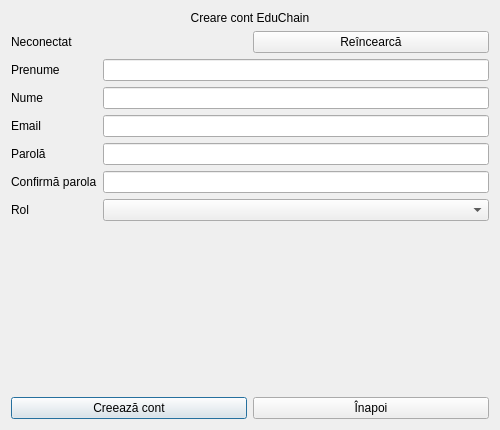
Old version of the form gui/RegisterWindow.ui in the repository Cozmin-crypto/EduChainProject.
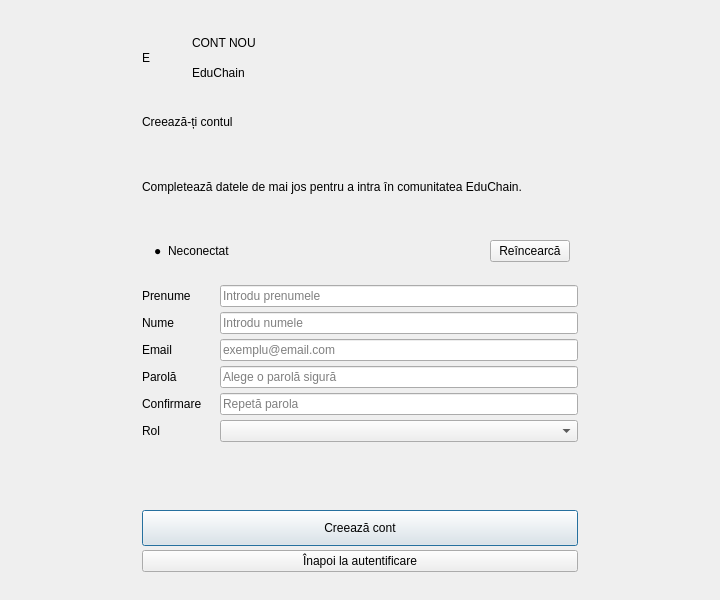
New version of the form.

Diff of the .ui file:
```diff
--- a/gui/RegisterWindow.ui
+++ b/gui/RegisterWindow.ui
@@ -2,40 +2,50 @@
 <ui version="4.0">
  <class>RegisterWindow</class>
  <widget class="QDialog" name="RegisterWindow">
-  <property name="minimumSize"><size><width>500</width><height>430</height></size></property>
+  <property name="minimumSize"><size><width>720</width><height>600</height></size></property>
   <property name="windowTitle"><string>EduChain - Creare cont</string></property>
   <layout class="QVBoxLayout" name="mainLayout">
-   <item><widget class="QLabel" name="titleLabel"><property name="text"><string>Creare cont EduChain</string></property><property name="alignment"><set>Qt::AlignmentFlag::AlignCenter</set></property></widget></item>
-   <item>
-    <layout class="QHBoxLayout" name="connectionLayout">
-     <item><widget class="QLabel" name="connectionStatusLabel"><property name="text"><string>Neconectat</string></property></widget></item>
-     <item><widget class="QPushButton" name="retryConnectionButton"><property name="text"><string>Reîncearcă</string></property></widget></item>
-    </layout>
-   </item>
-   <item>
-    <layout class="QFormLayout" name="formLayout">
-     <item row="0" column="0"><widget class="QLabel" name="firstNameLabel"><property name="text"><string>Prenume</string></property></widget></item>
-     <item row="0" column="1"><widget class="QLineEdit" name="firstNameLineEdit"/></item>
-     <item row="1" column="0"><widget class="QLabel" name="lastNameLabel"><property name="text"><string>Nume</string></property></widget></item>
-     <item row="1" column="1"><widget class="QLineEdit" name="lastNameLineEdit"/></item>
-     <item row="2" column="0"><widget class="QLabel" name="emailLabel"><property name="text"><string>Email</string></property></widget></item>
-     <item row="2" column="1"><widget class="QLineEdit" name="emailLineEdit"/></item>
-     <item row="3" column="0"><widget class="QLabel" name="passwordLabel"><property name="text"><string>Parolă</string></property></widget></item>
-     <item row="3" column="1"><widget class="QLineEdit" name="passwordLineEdit"><property name="echoMode"><enum>QLineEdit::EchoMode::Password</enum></property></widget></item>
-     <item row="4" column="0"><widget class="QLabel" name="confirmPasswordLabel"><property name="text"><string>Confirmă parola</string></property></widget></item>
-     <item row="4" column="1"><widget class="QLineEdit" name="confirmPasswordLineEdit"><property name="echoMode"><enum>QLineEdit::EchoMode::Password</enum></property></widget></item>
-     <item row="5" column="0"><widget class="QLabel" name="roleLabel"><property name="text"><string>Rol</string></property></widget></item>
-     <item row="5" column="1"><widget class="QComboBox" name="roleComboBox"/></item>
-    </layout>
-   </item>
-   <item><widget class="QLabel" name="statusLabel"><property name="text"><string/></property><property name="wordWrap"><bool>true</bool></property></widget></item>
-   <item><spacer name="verticalSpacer"><property name="orientation"><enum>Qt::Orientation::Vertical</enum></property><property name="sizeHint" stdset="0"><size><width>20</width><height>30</height></size></property></spacer></item>
-   <item>
-    <layout class="QHBoxLayout" name="buttonsLayout">
-     <item><widget class="QPushButton" name="registerButton"><property name="text"><string>Creează cont</string></property><property name="default"><bool>true</bool></property></widget></item>
-     <item><widget class="QPushButton" name="backButton"><property name="text"><string>Înapoi</string></property></widget></item>
-    </layout>
-   </item>
+   <property name="leftMargin"><number>28</number></property><property name="topMargin"><number>14</number></property><property name="rightMargin"><number>28</number></property><property name="bottomMargin"><number>14</number></property>
+   <item><layout class="QHBoxLayout" name="authRowLayout">
+    <item><spacer name="leftSpacer"><property name="orientation"><enum>Qt::Orientation::Horizontal</enum></property><property name="sizeHint" stdset="0"><size><width>70</width><height>20</height></size></property></spacer></item>
+    <item><widget class="QFrame" name="authCard">
+     <property name="minimumSize"><size><width>500</width><height>0</height></size></property>
+     <property name="maximumSize"><size><width>600</width><height>680</height></size></property>
+     <layout class="QVBoxLayout" name="cardLayout">
+      <property name="leftMargin"><number>32</number></property><property name="topMargin"><number>14</number></property><property name="rightMargin"><number>32</number></property><property name="bottomMargin"><number>14</number></property><property name="spacing"><number>4</number></property>
+      <item><layout class="QHBoxLayout" name="brandLayout">
+       <item><widget class="QLabel" name="brandMarkLabel"><property name="minimumSize"><size><width>46</width><height>46</height></size></property><property name="maximumSize"><size><width>46</width><height>46</height></size></property><property name="text"><string>E</string></property></widget></item>
+       <item><layout class="QVBoxLayout" name="brandTextLayout"><property name="spacing"><number>0</number></property>
+        <item><widget class="QLabel" name="eyebrowLabel"><property name="text"><string>CONT NOU</string></property></widget></item>
+        <item><widget class="QLabel" name="titleLabel"><property name="text"><string>EduChain</string></property></widget></item>
+       </layout></item>
+       <item><spacer name="brandSpacer"><property name="orientation"><enum>Qt::Orientation::Horizontal</enum></property><property name="sizeHint" stdset="0"><size><width>40</width><height>20</height></size></property></spacer></item>
+      </layout></item>
+      <item><widget class="QLabel" name="subtitleLabel"><property name="text"><string>Creează-ți contul</string></property></widget></item>
+      <item><widget class="QLabel" name="descriptionLabel"><property name="text"><string>Completează datele de mai jos pentru a intra în comunitatea EduChain.</string></property><property name="wordWrap"><bool>true</bool></property></widget></item>
+      <item><widget class="QFrame" name="statusPill"><layout class="QHBoxLayout" name="connectionLayout">
+       <property name="leftMargin"><number>12</number></property><property name="topMargin"><number>5</number></property><property name="rightMargin"><number>8</number></property><property name="bottomMargin"><number>5</number></property>
+       <item><widget class="QLabel" name="connectionDotLabel"><property name="text"><string>●</string></property></widget></item>
+       <item><widget class="QLabel" name="connectionStatusLabel"><property name="text"><string>Neconectat</string></property></widget></item>
+       <item><spacer name="connectionSpacer"><property name="orientation"><enum>Qt::Orientation::Horizontal</enum></property><property name="sizeHint" stdset="0"><size><width>20</width><height>20</height></size></property></spacer></item>
+       <item><widget class="QPushButton" name="retryConnectionButton"><property name="text"><string>Reîncearcă</string></property></widget></item>
+      </layout></widget></item>
+      <item><layout class="QFormLayout" name="formLayout">
+       <property name="fieldGrowthPolicy"><enum>QFormLayout::FieldGrowthPolicy::AllNonFixedFieldsGrow</enum></property><property name="horizontalSpacing"><number>18</number></property><property name="verticalSpacing"><number>5</number></property>
+       <item row="0" column="0"><widget class="QLabel" name="firstNameLabel"><property name="text"><string>Prenume</string></property></widget></item><item row="0" column="1"><widget class="QLineEdit" name="firstNameLineEdit"><property name="placeholderText"><string>Introdu prenumele</string></property><property name="clearButtonEnabled"><bool>true</bool></property></widget></item>
+       <item row="1" column="0"><widget class="QLabel" name="lastNameLabel"><property name="text"><string>Nume</string></property></widget></item><item row="1" column="1"><widget class="QLineEdit" name="lastNameLineEdit"><property name="placeholderText"><string>Introdu numele</string></property><property name="clearButtonEnabled"><bool>true</bool></property></widget></item>
+       <item row="2" column="0"><widget class="QLabel" name="emailLabel"><property name="text"><string>Email</string></property></widget></item><item row="2" column="1"><widget class="QLineEdit" name="emailLineEdit"><property name="placeholderText"><string>exemplu@email.com</string></property><property name="clearButtonEnabled"><bool>true</bool></property></widget></item>
+       <item row="3" column="0"><widget class="QLabel" name="passwordLabel"><property name="text"><string>Parolă</string></property></widget></item><item row="3" column="1"><widget class="QLineEdit" name="passwordLineEdit"><property name="placeholderText"><string>Alege o parolă sigură</string></property><property name="echoMode"><enum>QLineEdit::EchoMode::Password</enum></property></widget></item>
+       <item row="4" column="0"><widget class="QLabel" name="confirmPasswordLabel"><property name="text"><string>Confirmare</string></property></widget></item><item row="4" column="1"><widget class="QLineEdit" name="confirmPasswordLineEdit"><property name="placeholderText"><string>Repetă parola</string></property><property name="echoMode"><enum>QLineEdit::EchoMode::Password</enum></property></widget></item>
+       <item row="5" column="0"><widget class="QLabel" name="roleLabel"><property name="text"><string>Rol</string></property></widget></item><item row="5" column="1"><widget class="QComboBox" name="roleComboBox"/></item>
+      </layout></item>
+      <item><widget class="QLabel" name="statusLabel"><property name="minimumSize"><size><width>0</width><height>16</height></size></property><property name="text"><string/></property><property name="wordWrap"><bool>true</bool></property></widget></item>
+      <item><widget class="QPushButton" name="registerButton"><property name="styleRole" stdset="0"><string>primary</string></property><property name="minimumSize"><size><width>0</width><height>36</height></size></property><property name="text"><string>Creează cont</string></property><property name="default"><bool>true</bool></property></widget></item>
+      <item><widget class="QPushButton" name="backButton"><property name="text"><string>Înapoi la autentificare</string></property></widget></item>
+     </layout>
+    </widget></item>
+    <item><spacer name="rightSpacer"><property name="orientation"><enum>Qt::Orientation::Horizontal</enum></property><property name="sizeHint" stdset="0"><size><width>70</width><height>20</height></size></property></spacer></item>
+   </layout></item>
   </layout>
  </widget>
  <resources/>
```
Left out of the diff: 3 changed lines with no effect on the pictures.
